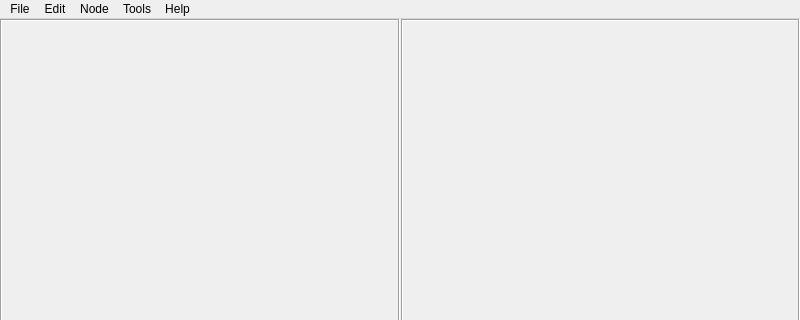
The window that Tools/OctreeFarm/MainWindow.ui (krre/origin) describes before a commit, drawn with Qt 5; both pictures show x 0 to 800 and y 0 to 320 of the 800 by 600 pixel window.
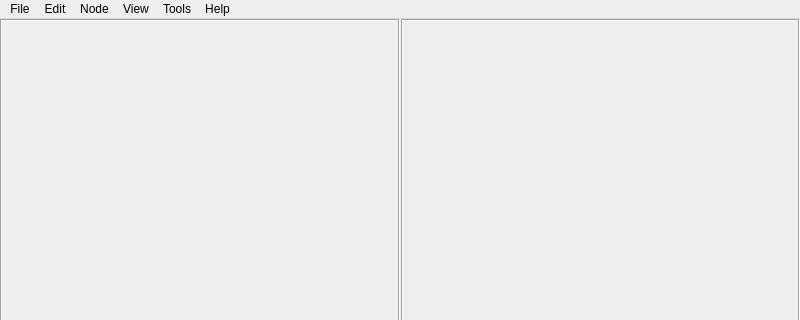
The same window after the commit.

Commit message: OctreeFarm: Add Reset action into View menu

Diff of the .ui file:
```diff
--- a/Tools/OctreeFarm/MainWindow.ui
+++ b/Tools/OctreeFarm/MainWindow.ui
@@ -127,9 +127,16 @@
     </property>
     <addaction name="actionOptions"/>
    </widget>
+   <widget class="QMenu" name="menuView">
+    <property name="title">
+     <string>View</string>
+    </property>
+    <addaction name="actionReset"/>
+   </widget>
    <addaction name="menuFile"/>
    <addaction name="menuEdit"/>
    <addaction name="menuNode"/>
+   <addaction name="menuView"/>
    <addaction name="menuTools"/>
    <addaction name="menuHelp"/>
   </widget>
```
Left out of the diff: 8 changed lines with no effect on the pictures. The commit also changes 2 other files.
